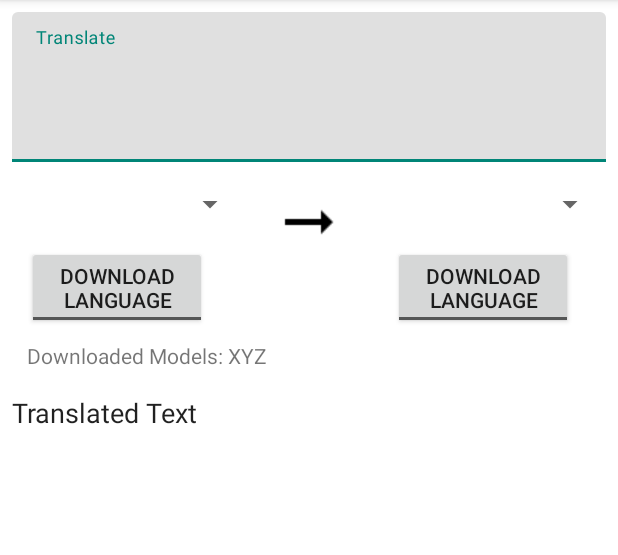
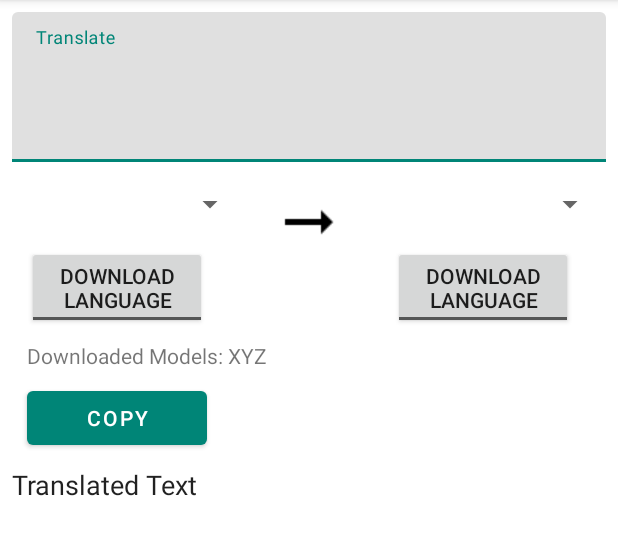
Before and after one commit to AndrewBert/translateStandalone, an Android app: the screen it shows after launch (TranslateActivity), on a phone screen of 412 x 824 dp, the part 84-639 px from its top. Run offline under Robolectric (Android 15) with nearby library versions, the phone set to English and light mode, and no system bars; 6 statements that could not run were skipped.

Commit message:
added copy button

```diff
--- a/app/src/main/java/com/google/firebase/samples/apps/mlkit/translate/TranslateFragment.kt
+++ b/app/src/main/java/com/google/firebase/samples/apps/mlkit/translate/TranslateFragment.kt
@@ -17,6 +17,9 @@
 package com.google.firebase.samples.apps.mlkit.translate
 
 import android.annotation.SuppressLint
+import android.content.ClipData
+import android.content.ClipboardManager
+import android.content.Context
 import android.os.Bundle
 import android.text.Editable
 import android.text.TextWatcher
@@ -30,8 +33,9 @@ import androidx.fragment.app.Fragment
 import androidx.lifecycle.Observer
 import androidx.lifecycle.ViewModelProvider
 import com.google.android.material.snackbar.Snackbar
+import com.google.firebase.samples.apps.mlkit.translate.TranslateViewModel.Language
 import com.google.firebase.samples.apps.mlkit.translate.databinding.TranslateFragmentBinding
-import com.google.firebase.samples.apps.mlkit.translate.TranslateViewModel.Language
+
 
 class TranslateFragment : Fragment() {
 
@@ -69,7 +73,8 @@ class TranslateFragment : Fragment() {
                 android.R.layout.simple_spinner_dropdown_item, viewModel.availableLanguages
         )
 
-        var init = true
+        var syncInit = true
+        var targetInit = true
 
         val downloadingSnackbar = Snackbar.make(view,"Downloading Language",
             Snackbar.LENGTH_INDEFINITE)
@@ -132,10 +137,10 @@ class TranslateFragment : Fragment() {
                 val language = adapter.getItem(sourceLangSelector.selectedItemPosition)
                 language?.let {
                     if (isChecked) {
-                        if(!init){
+                        if(!syncInit){
                             downloadingSnackbar.show()
                         }
-                        init = false
+                        syncInit = false
 
                         viewModel.downloadLanguage(language)
                     } else {
@@ -147,13 +152,30 @@ class TranslateFragment : Fragment() {
                 val language = adapter.getItem(targetLangSelector.selectedItemPosition)
                 language?.let {
                     if (isChecked) {
-                        downloadingSnackbar.show()
+                        //naive implementation
+                        if(!targetInit){
+                            downloadingSnackbar.show()
+                        }
+                        targetInit = false
+
                         viewModel.downloadLanguage(language)
                     } else {
                         viewModel.deleteLanguage(language)
                     }
                 }
+
+                    copyButton.setOnClickListener {
+                        val clipboard: ClipboardManager =
+                            context!!.getSystemService(Context.CLIPBOARD_SERVICE) as ClipboardManager
+                        val clip = ClipData.newPlainText(
+                            "TextView", binding.targetText.text
+                        )
+                        clipboard.setPrimaryClip(clip)
+                    }
+
             }
+
+
 
 
 
--- a/app/src/main/res/layout/translate_fragment.xml
+++ b/app/src/main/res/layout/translate_fragment.xml
@@ -106,17 +106,15 @@
         app:layout_constraintTop_toTopOf="@+id/buttonSyncSource" />
 
     <ScrollView
+        android:id="@+id/scrollView2"
         android:layout_width="0dp"
         android:layout_height="0dp"
         android:layout_marginStart="8dp"
-        android:layout_marginLeft="8dp"
-        android:layout_marginTop="8dp"
         android:layout_marginEnd="8dp"
-        android:layout_marginRight="8dp"
         app:layout_constraintBottom_toBottomOf="parent"
         app:layout_constraintEnd_toEndOf="parent"
         app:layout_constraintStart_toStartOf="parent"
-        app:layout_constraintTop_toBottomOf="@+id/downloadedModels">
+        app:layout_constraintTop_toBottomOf="@+id/copyButton">
 
         <LinearLayout
             android:layout_width="match_parent"
@@ -147,4 +145,15 @@
         app:layout_constraintStart_toStartOf="@+id/buttonSyncSource"
         app:layout_constraintTop_toBottomOf="@+id/buttonSyncSource" />
 
+    <Button
+        android:id="@+id/copyButton"
+        android:layout_width="0dp"
+        android:layout_height="wrap_content"
+        android:layout_marginTop="8dp"
+        android:text="@android:string/copy"
+        app:layout_constraintBottom_toTopOf="@+id/scrollView2"
+        app:layout_constraintEnd_toEndOf="@+id/buttonSyncSource"
+        app:layout_constraintStart_toStartOf="@+id/buttonSyncSource"
+        app:layout_constraintTop_toBottomOf="@+id/downloadedModels" />
+
 </androidx.constraintlayout.widget.ConstraintLayout>
```
